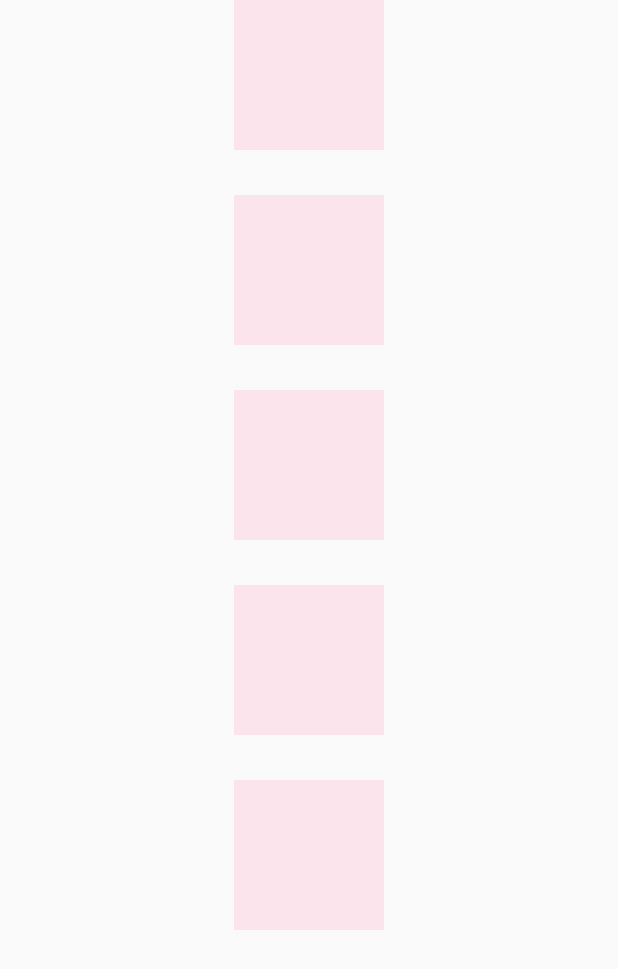
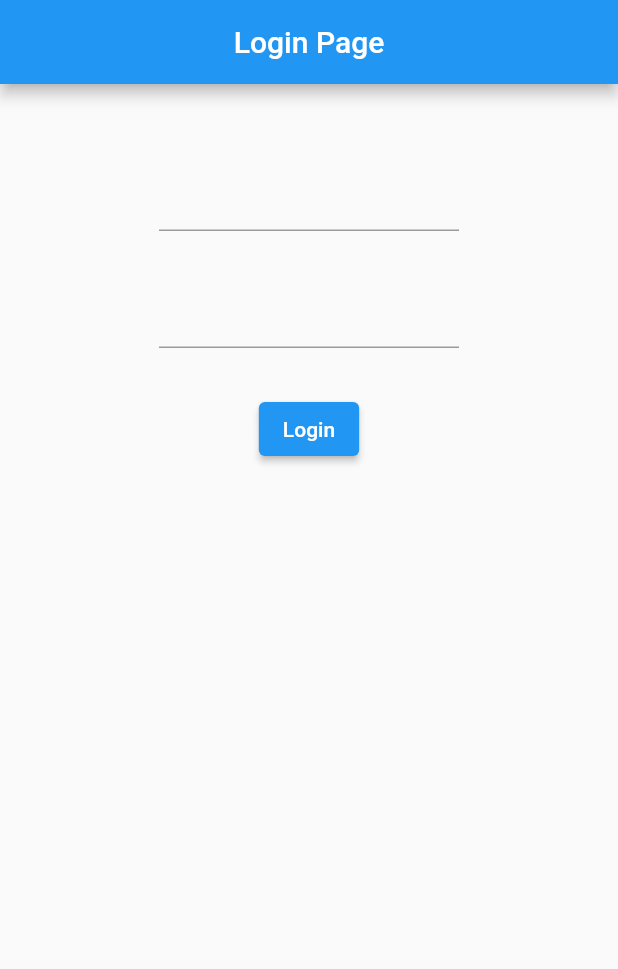
Before and after one commit to wasimiqbal1/Flutter, a Flutter app: the screen it shows after launch, on a phone screen of 412 x 824 dp. Shown: the top 969 px of the screen. Run offline on Flutter 3.47's test engine with Material 2 defaults, Android fonts, the light colour scheme and no system bars.

Commit message:
flutter appbar

```diff
--- a/firstapp_wasim/lib/main.dart
+++ b/firstapp_wasim/lib/main.dart
@@ -10,38 +10,29 @@ class MyApp extends StatelessWidget {
     return MaterialApp(
       debugShowCheckedModeBanner: false,
       home: Scaffold(
-        body: SingleChildScrollView(
-                  child: Center(
-            child: Column (
+        appBar: AppBar(
+          title: Center(child: Text("Login Page")),),
+          body: Center(
+            child: Column(
               children: [
+                SizedBox(height:50,),
                 Container(
-                  height: 100,
-                  width: 100,
-                  color: Colors.pink.shade50,),
-                  SizedBox(height: 30,),
-                  Container(
-                  height: 100,
-                  width: 100,
-                  color: Colors.pink.shade50,),
-                  SizedBox(height: 30,),
-                  Container(
-                  height: 100,
-                  width: 100,
-                  color: Colors.pink.shade50,),
-                  SizedBox(height: 30,),
-                  Container(
-                  height: 100,
-                  width: 100,
-                  color: Colors.pink.shade50,),
-                  SizedBox(height: 30,),
-                  Container(
-                  height: 100,
-                  width: 100,
-                  color: Colors.pink.shade50,),
-                  SizedBox(height: 30,),
-            ],),
+                  width: 200,
+                  child: TextField(
+                  ),
+                ),
+                SizedBox(height:30,),
+                Container(
+                  width: 200,
+                  child: TextField(
+                  ),
+                ),
+                SizedBox(height:30,),
+                ElevatedButton(onPressed: (){}, child: Text("Login"))
+              ],
+            ),
           ),
-        ),
+
       )
     );
   }
```
